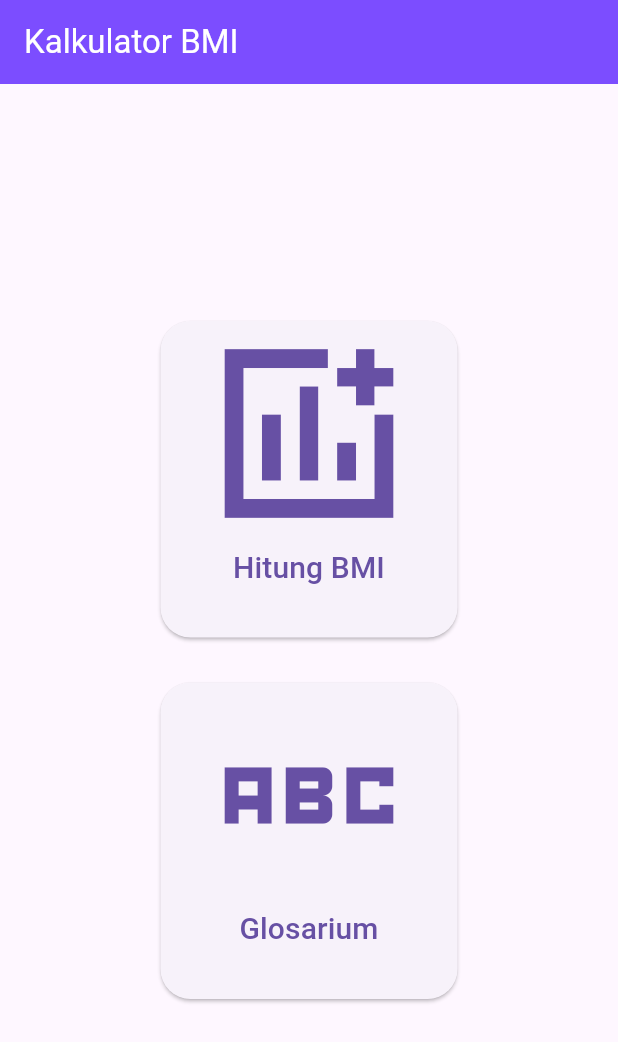
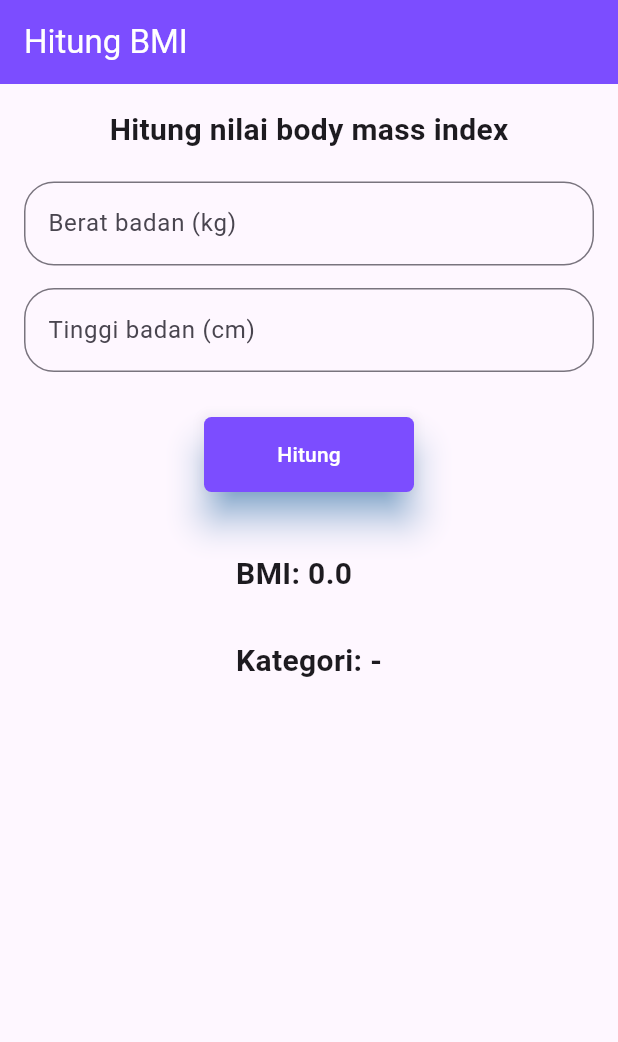
Before and after one commit to vian-verse/submission-membuat-aplikasi-flutter-pemula, a Flutter app: the screen it shows after launch, on a phone screen of 412 x 824 dp. Shown: the top 1042 px of the screen. Run offline on Flutter 3.47's test engine with Material 3 defaults, Android fonts, the phone set to English and light mode, and no system bars.

Commit message:
menambahkan screen hitung bmi

```diff
--- /dev/null
+++ b/lib/calculate_screen.dart
@@ -0,0 +1,82 @@
+import 'package:flutter/material.dart';
+
+class CalculateScreen extends StatefulWidget {
+  const CalculateScreen({super.key});
+
+  @override
+  State<CalculateScreen> createState() => _CalculateScreenState();
+}
+
+class _CalculateScreenState extends State<CalculateScreen> {
+  double bmi = 0;
+  String kategori = "-";
+  @override
+  Widget build(BuildContext context) {
+    return Scaffold(
+      appBar: AppBar(
+        title: Text(
+          'Hitung BMI',
+          style: TextStyle(color: Colors.white),
+        ),
+        backgroundColor: Colors.deepPurpleAccent,
+      ),
+      body: SafeArea(
+          child: Padding(
+        padding: const EdgeInsets.all(16.0),
+        child: Column(
+          children: [
+            Text(
+              'Hitung nilai body mass index',
+              style: TextStyle(fontWeight: FontWeight.bold, fontSize: 20),
+            ),
+            SizedBox(
+              height: 20,
+            ),
+            TextFormField(
+              decoration: InputDecoration(
+                  border: OutlineInputBorder(
+                      borderSide: BorderSide(width: 1),
+                      borderRadius: BorderRadius.circular(20)),
+                  labelText: 'Berat badan (kg)',
+                  hintText: 'Berat badan (kg)'),
+            ),
+            SizedBox(
+              height: 15,
+            ),
+            TextFormField(
+              decoration: InputDecoration(
+                  border: OutlineInputBorder(
+                      borderSide: BorderSide(width: 1),
+                      borderRadius: BorderRadius.circular(20)),
+                  labelText: 'Tinggi badan (cm)',
+                  hintText: 'Tinggi badan (cm)'),
+            ),
+            SizedBox(
+              height: 30,
+            ),
+            ElevatedButton(
+                onPressed: () {},
+                style: ElevatedButton.styleFrom(
+                    backgroundColor: Colors.deepPurpleAccent,
+                    minimumSize: const Size(140, 50),
+                    shape: RoundedRectangleBorder(
+                        borderRadius: BorderRadius.circular(5)),
+                    shadowColor: Colors.blue,
+                    elevation: 10),
+                child: Text(
+                  'Hitung',
+                  style: TextStyle(color: Colors.white),
+                )),
+            SizedBox(
+              height: 40,
+            ),
+            Text(
+              'BMI: $bmi \n\nKategori: $kategori',
+              style: TextStyle(fontWeight: FontWeight.bold, fontSize: 20),
+            )
+          ],
+        ),
+      )),
+    );
+  }
+}
--- a/lib/main.dart
+++ b/lib/main.dart
@@ -1,4 +1,5 @@
 import 'package:flutter/material.dart';
+import 'package:submission/calculate_screen.dart';
 import 'package:submission/main_screen.dart';
 
 void main() {
@@ -12,7 +13,7 @@ class MainApp extends StatelessWidget {
   Widget build(BuildContext context) {
     return MaterialApp(
       title: 'Kalkulator BMI',
-      home: const MainScreen()
+      home: const CalculateScreen()
     );
   }
 }
```
